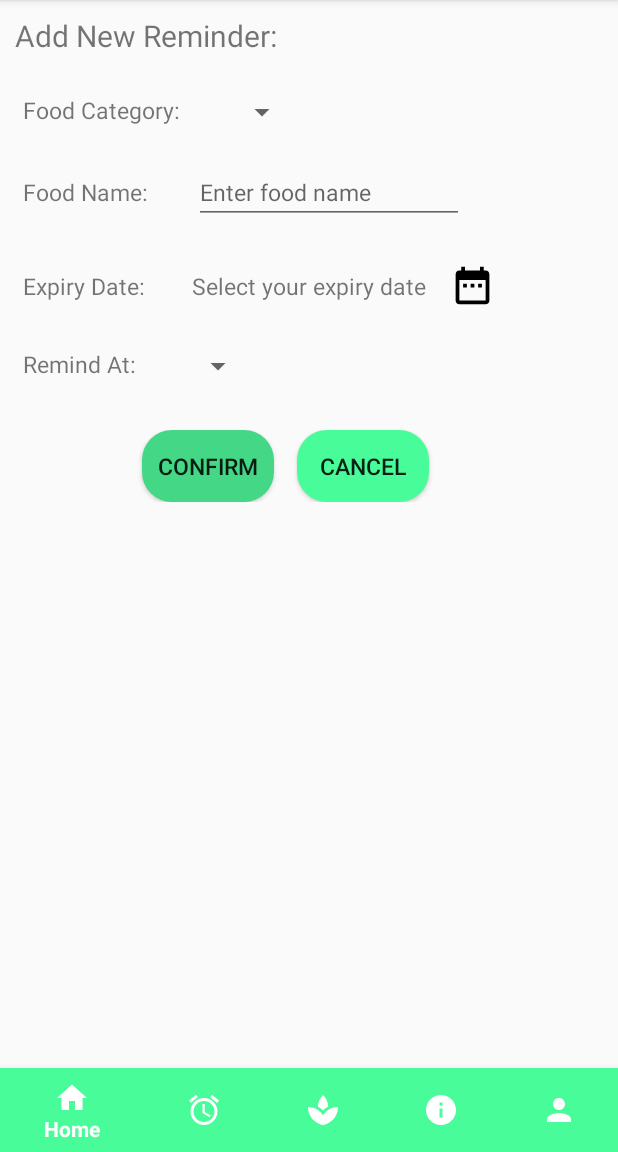
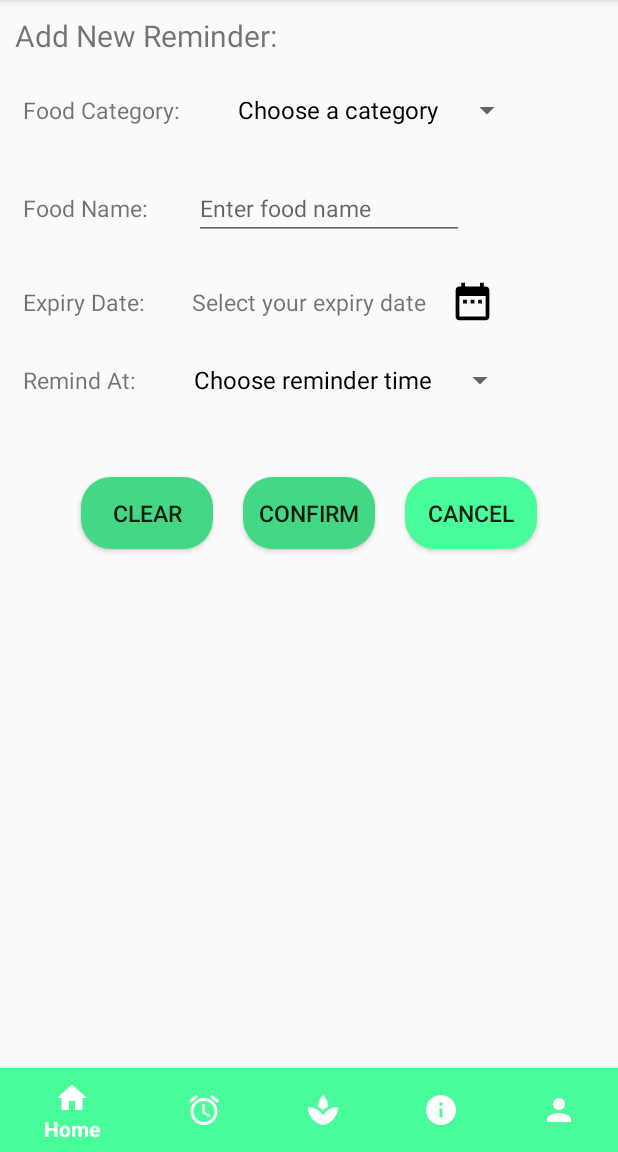
Before and after one commit to Ellynnn/MAD, an Android app: the fragment Reminder2Fragment placed in its activity, on a phone screen of 412 x 824 dp, the part 84-1236 px from its top. Run offline under Robolectric (Android 15) with nearby library versions, the phone set to English and light mode, and no system bars.

Commit message:
reminder2 without database

```diff
--- a/app/src/main/java/com/example/ellyn/assignment/Reminder2Fragment.java
+++ b/app/src/main/java/com/example/ellyn/assignment/Reminder2Fragment.java
@@ -6,13 +6,19 @@ import android.os.Bundle;
 import android.support.annotation.Nullable;
 import android.support.v4.app.DialogFragment;
 import android.support.v4.app.Fragment;
+import android.text.Editable;
+import android.text.TextWatcher;
 import android.view.LayoutInflater;
 import android.view.View;
 import android.view.ViewGroup;
+import android.widget.ArrayAdapter;
 import android.widget.Button;
 import android.widget.DatePicker;
+import android.widget.EditText;
+import android.widget.Spinner;
 import android.widget.TextView;
 
+import java.util.ArrayList;
 import java.util.Calendar;
 
 public class Reminder2Fragment extends Fragment {
@@ -20,6 +26,10 @@ public class Reminder2Fragment extends Fragment {
     Button selectExpiryDate;
     TextView expiryDate;
     DatePickerDialog datePickerDialog;
+    Spinner categorySpinner;
+    Spinner remindAtSpinner;
+    Button clearButton;
+    EditText foodName;
 
     @Override
     public View onCreateView(LayoutInflater inflater, @Nullable ViewGroup container, @Nullable Bundle savedInstanceState) {
@@ -35,6 +45,27 @@ public class Reminder2Fragment extends Fragment {
             }
         });
 
+        categorySpinner = view.findViewById(R.id.reminder2categoryspinner);
+        ArrayList<String> categoryList = new ArrayList<>();
+        categoryList.add("Choose a category");
+        categoryList.add("Frozen Food");
+        categoryList.add("Can Food");
+        categoryList.add("Snacks");
+        categoryList.add("Beverage");
+        categoryList.add("Others");
+
+        remindAtSpinner = view.findViewById(R.id.reminder2remindatspinner);
+        ArrayList<String> remindAtList = new ArrayList<>();
+        remindAtList.add("Choose reminder time");
+        remindAtList.add("1 week before");
+        remindAtList.add("2 weeks before");
+
+        ArrayAdapter<String> categoryAdapter = new ArrayAdapter<String>(getActivity(), R.layout.support_simple_spinner_dropdown_item, categoryList);
+        categorySpinner.setAdapter(categoryAdapter);
+
+        final ArrayAdapter<String> remindAtAdapter = new ArrayAdapter<String>(getActivity(), R.layout.support_simple_spinner_dropdown_item, remindAtList);
+        remindAtSpinner.setAdapter(remindAtAdapter);
+
         selectExpiryDate = view.findViewById(R.id.reminder2expirydatebutton);
         expiryDate = view.findViewById(R.id.reminder2selectexpirydate);
 
@@ -49,9 +80,23 @@ public class Reminder2Fragment extends Fragment {
                 datePickerDialog = new DatePickerDialog(getActivity(), new DatePickerDialog.OnDateSetListener() {
                     @Override
                     public void onDateSet(DatePicker view, int year, int month, int dayOfMonth) {
-                        expiryDate.setText(day + "/" + month + "/" + year);
+                        expiryDate.setText(day + "/" + (month + 1 ) + "/" + year);
                     }
                 }, year, month, day);
+                datePickerDialog.show();
+            }
+        });
+
+        foodName = view.findViewById(R.id.reminder2entername);
+
+        clearButton = view.findViewById(R.id.reminder2clearbutton);
+        clearButton.setOnClickListener(new View.OnClickListener() {
+            @Override
+            public void onClick(View v) {
+                expiryDate.setText(R.string.select_expiry_date);
+                foodName.setText(R.string.food_name_hint);
+                categorySpinner.setSelection(0);
+                remindAtSpinner.setSelection(0);
             }
         });
 
--- a/app/src/main/res/layout/fragment_reminder2.xml
+++ b/app/src/main/res/layout/fragment_reminder2.xml
@@ -40,7 +40,8 @@
             android:layout_width="wrap_content"
             android:layout_height="wrap_content"
             android:layout_toRightOf="@id/reminder2category"
-                    android:layout_margin="15dp"/>
+            android:layout_margin="15dp"
+            android:layout_alignBaseline="@id/reminder2category"/>
     </RelativeLayout>
 
     <RelativeLayout
@@ -124,7 +125,8 @@
             android:layout_width="wrap_content"
             android:layout_height="wrap_content"
             android:layout_toRightOf="@id/reminder2remindat"
-                    android:layout_margin="15dp" />
+            android:layout_margin="15dp"
+            android:layout_alignBaseline="@id/reminder2remindat"/>
     </RelativeLayout>
 
     <RelativeLayout
@@ -136,29 +138,36 @@
         android:layout_margin="15dp">
 
         <Button
+            android:id="@+id/reminder2clearbutton"
+            android:layout_width="wrap_content"
+            android:layout_height="wrap_content"
+            android:text="@string/clear"
+            android:layout_margin="10dp"
+            android:background="@drawable/rounded_button"
+            android:textSize="15dp"
+            android:layout_toLeftOf="@id/reminder2confirmbutton"/>
+
+        <Button
             android:id="@+id/reminder2confirmbutton"
             android:layout_width="wrap_content"
             android:layout_height="wrap_content"
-                    android:layout_alignParentStart="true"
-                    android:layout_alignParentTop="true"
-                    android:layout_marginStart="79dp"
             android:background="@drawable/rounded_button"
             android:text="@string/confirm"
-                    android:textSize="15dp" />
+            android:textSize="15dp"
+            android:layout_margin="10dp"
+            android:layout_centerInParent="true"/>
 
         <Button
             android:id="@+id/reminder2cancelbutton"
             android:layout_width="wrap_content"
             android:layout_height="wrap_content"
             android:layout_alignParentTop="true"
-                    android:layout_marginStart="15dp"
-                    android:layout_marginLeft="15dp"
-                    android:layout_marginEnd="15dp"
             android:layout_toRightOf="@id/reminder2confirmbutton"
             android:background="@drawable/rounded_button"
             android:backgroundTint="#48FC9A"
             android:text="@string/cancel"
-                    android:textSize="15dp" />
+            android:textSize="15dp"
+            android:layout_margin="10dp"/>
 
     </RelativeLayout>
 </RelativeLayout>
--- a/app/src/main/res/values/strings.xml
+++ b/app/src/main/res/values/strings.xml
@@ -10,4 +10,5 @@
     <string name="cancel">Cancel</string>
     <string name="select_expiry_date">Select your expiry date</string>
     <string name="food_name_hint">Enter food name</string>
+    <string name="clear">Clear</string>
 </resources>
```
Lines whose indentation alone changed are shown as unchanged.
